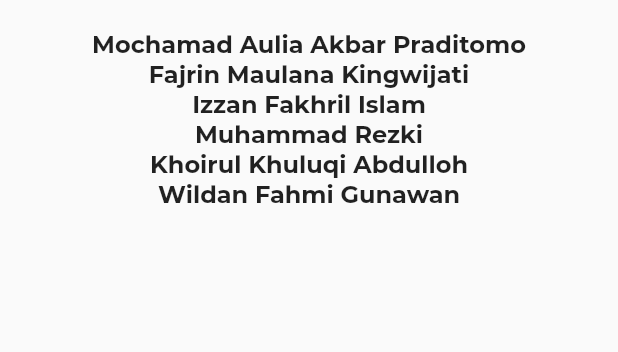
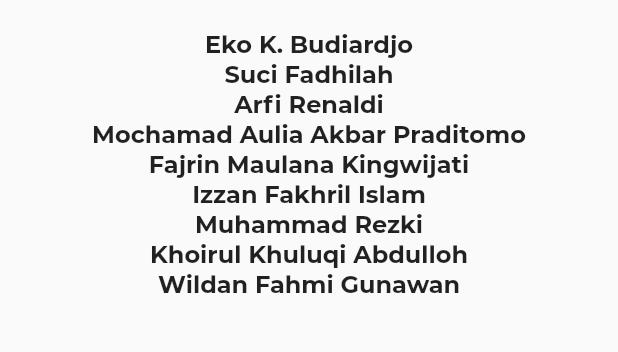
Before and after one commit to mochaul/ppl-scrumbooster, a Flutter app: the AboutPage screen opened by its route, on a phone screen of 412 x 824 dp, the part 564-916 px from its top. Run offline on Flutter 3.47's test engine with Material 2 defaults, Android fonts, the phone set to English and light mode, and no system bars; project files that could hold a hidden picture were left out.

Commit message:
[CHORES] Adding Lecturer, Product Owner, and Scrum Master name in AboutPage.dart

```diff
--- a/lib/InitialScreen/AboutPage.dart
+++ b/lib/InitialScreen/AboutPage.dart
@@ -49,6 +49,31 @@ class AboutPage extends StatelessWidget {
                   ),
                   Padding(
                     padding: EdgeInsets.all(10.0),
+                  ),
+                  new Text(
+                    'Eko K. Budiardjo',
+                    textAlign: TextAlign.center,
+                    style: TextStyle(
+                      fontSize: 16,
+                      fontWeight: FontWeight.bold,
+                    ),
+                  ),
+                  new Text(
+                    'Suci Fadhilah',
+                    textAlign: TextAlign.center,
+                    style: TextStyle(
+                      fontSize: 16,
+                      fontWeight: FontWeight.bold,
+                    ),
+                  ),
+
+                  new Text(
+                    'Arfi Renaldi',
+                    textAlign: TextAlign.center,
+                    style: TextStyle(
+                      fontSize: 16,
+                      fontWeight: FontWeight.bold,
+                    ),
                   ),
                   //name for each members
                   new Text(
```
